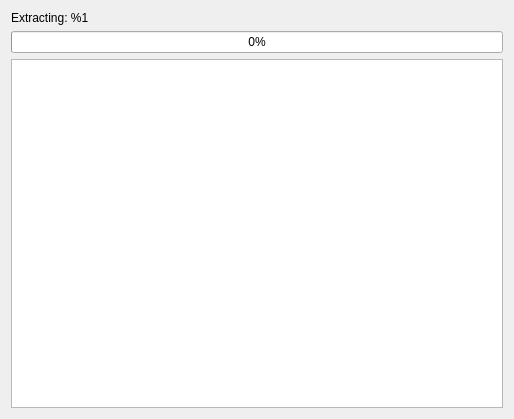
Above: files/ui/wizard/installationpage.ui from OpenMW/openmw before the change. Below: the same form after it.
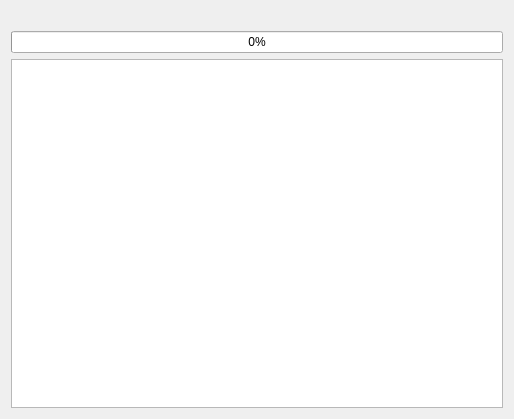
That is the form after the change.

Patch:
```diff
--- a/files/ui/wizard/installationpage.ui
+++ b/files/ui/wizard/installationpage.ui
@@ -23,7 +23,7 @@
    <item>
     <widget class="QLabel" name="installProgressLabel">
      <property name="text">
-      <string>Extracting: %1</string>
+      <string/>
      </property>
     </widget>
    </item>
```
Left out of the diff: 2 changed lines with no effect on the pictures.
